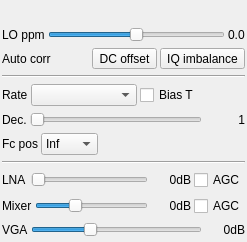
Above: plugins/samplesource/airspy/airspygui.ui from f4exb/sdrangel before the change. Below: the same form after it.
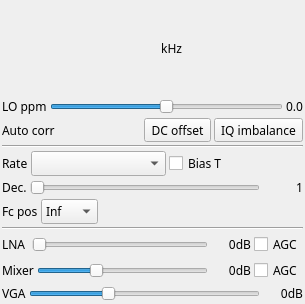
That is the form after the change. Custom widgets are drawn as their Qt base class.

Commit message: Font face and size normalization: added missing input interface GUIs

What changed in the file:
```diff
--- a/plugins/samplesource/airspy/airspygui.ui
+++ b/plugins/samplesource/airspy/airspygui.ui
@@ -6,8 +6,8 @@
    <rect>
     <x>0</x>
     <y>0</y>
-    <width>247</width>
-    <height>242</height>
+    <width>305</width>
+    <height>304</height>
    </rect>
   </property>
   <property name="sizePolicy">
@@ -16,6 +16,12 @@
     <verstretch>0</verstretch>
    </sizepolicy>
   </property>
+  <property name="font">
+   <font>
+    <family>Sans Serif</family>
+    <pointsize>9</pointsize>
+   </font>
+  </property>
   <property name="windowTitle">
    <string>BladeRF</string>
   </property>
@@ -81,6 +87,13 @@
        </property>
       </widget>
      </item>
+     <item>
+      <widget class="QLabel" name="freqUnits">
+       <property name="text">
+        <string> kHz</string>
+       </property>
+      </widget>
+     </item>
      <item>
       <spacer name="freqRightlSpacer">
        <property name="orientation">
```
The commit also changes 10 other files.
